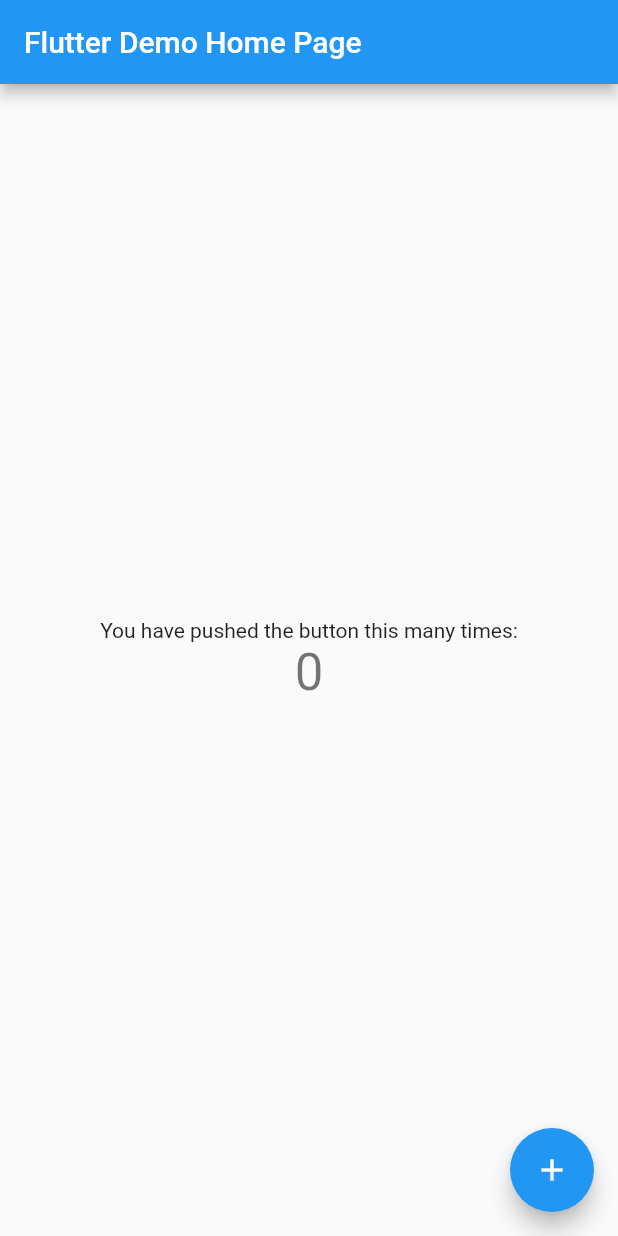
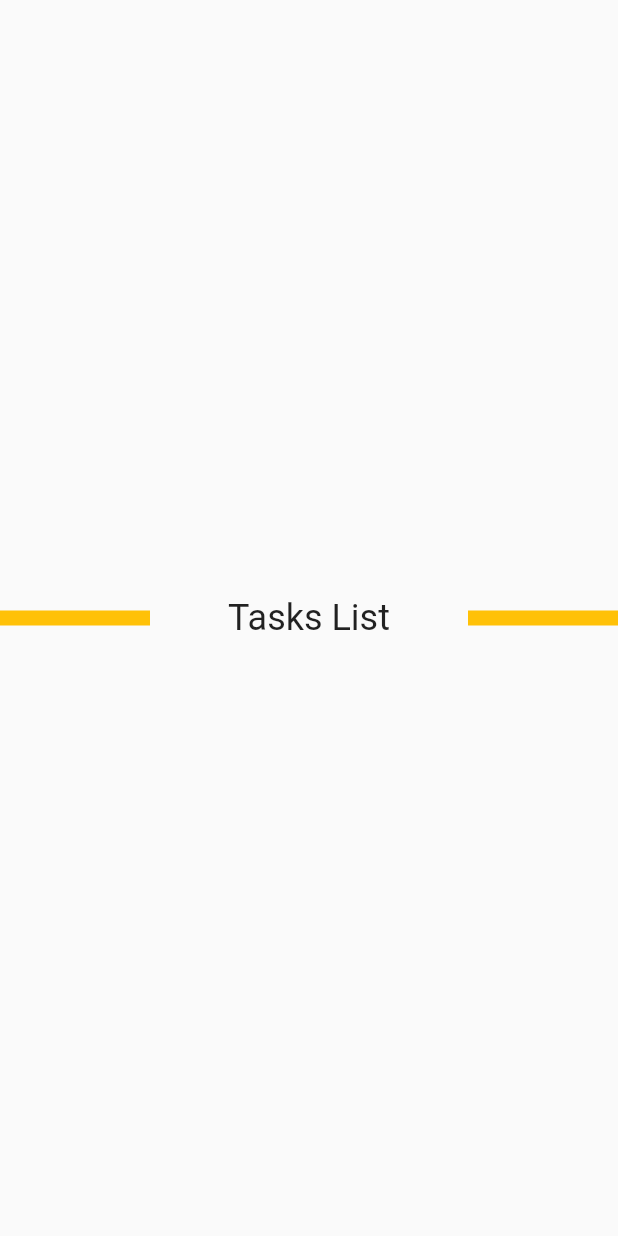
Before and after one commit to pedromassango/flutter-tasky-app, a Flutter app: the screen it shows after launch, on a phone screen of 412 x 824 dp. Run offline on Flutter 3.47's test engine with Material 2 defaults, Android fonts, the phone set to English and light mode, and no system bars.

Commit message:
main ui updated

```diff
--- a/lib/main.dart
+++ b/lib/main.dart
@@ -1,109 +1,53 @@
 import 'package:flutter/material.dart';
 
-void main() => runApp(new MyApp());
+void main() => runApp(new TaskyApp());
 
-class MyApp extends StatelessWidget {
-  // This widget is the root of your application.
+final mTitle = "Tasks List";
+
+class TaskyApp extends StatelessWidget {
   @override
   Widget build(BuildContext context) {
-    return new MaterialApp(
-      title: 'Flutter Demo',
-      theme: new ThemeData(
-        // This is the theme of your application.
-        //
-        // Try running your application with "flutter run". You'll see the
-        // application has a blue toolbar. Then, without quitting the app, try
-        // changing the primarySwatch below to Colors.green and then invoke
-        // "hot reload" (press "r" in the console where you ran "flutter run",
-        // or press Run > Flutter Hot Reload in IntelliJ). Notice that the
-        // counter didn't reset back to zero; the application is not restarted.
-        primarySwatch: Colors.blue,
-      ),
-      home: new MyHomePage(title: 'Flutter Demo Home Page'),
+    return MaterialApp(
+      title: mTitle,
+      home: HomePage(),
     );
   }
 }
 
-class MyHomePage extends StatefulWidget {
-  MyHomePage({Key key, this.title}) : super(key: key);
-
-  // This widget is the home page of your application. It is stateful, meaning
-  // that it has a State object (defined below) that contains fields that affect
-  // how it looks.
-
-  // This class is the configuration for the state. It holds the values (in this
-  // case the title) provided by the parent (in this case the App widget) and
-  // used by the build method of the State. Fields in a Widget subclass are
-  // always marked "final".
-
-  final String title;
+//Home Page
+class HomePage extends StatefulWidget {
+  HomePage({Key key}) : super(key: key);
 
   @override
-  _MyHomePageState createState() => new _MyHomePageState();
+  State<StatefulWidget> createState() => _HomePageState();
 }
 
-class _MyHomePageState extends State<MyHomePage> {
-  int _counter = 0;
-
-  void _incrementCounter() {
-    setState(() {
-      // This call to setState tells the Flutter framework that something has
-      // changed in this State, which causes it to rerun the build method below
-      // so that the display can reflect the updated values. If we changed
-      // _counter without calling setState(), then the build method would not be
-      // called again, and so nothing would appear to happen.
-      _counter++;
-    });
-  }
-
+// Home Page state
+class _HomePageState extends State<HomePage> {
   @override
   Widget build(BuildContext context) {
-    // This method is rerun every time setState is called, for instance as done
-    // by the _incrementCounter method above.
-    //
-    // The Flutter framework has been optimized to make rerunning build methods
-    // fast, so that you can just rebuild anything that needs updating rather
-    // than having to individually change instances of widgets.
-    return new Scaffold(
-      appBar: new AppBar(
-        // Here we take the value from the MyHomePage object that was created by
-        // the App.build method, and use it to set our appbar title.
-        title: new Text(widget.title),
-      ),
-      body: new Center(
-        // Center is a layout widget. It takes a single child and positions it
-        // in the middle of the parent.
-        child: new Column(
-          // Column is also layout widget. It takes a list of children and
-          // arranges them vertically. By default, it sizes itself to fit its
-          // children horizontally, and tries to be as tall as its parent.
-          //
-          // Invoke "debug paint" (press "p" in the console where you ran
-          // "flutter run", or select "Toggle Debug Paint" from the Flutter tool
-          // window in IntelliJ) to see the wireframe for each widget.
-          //
-          // Column has various properties to control how it sizes itself and
-          // how it positions its children. Here we use mainAxisAlignment to
-          // center the children vertically; the main axis here is the vertical
-          // axis because Columns are vertical (the cross axis would be
-          // horizontal).
-          mainAxisAlignment: MainAxisAlignment.center,
-          children: <Widget>[
-            new Text(
-              'You have pushed the button this many times:',
+    return Scaffold(
+        body: Column(children: <Widget>[
+          Expanded(
+            child: Row(
+              mainAxisSize: MainAxisSize.max,
+              mainAxisAlignment: MainAxisAlignment.spaceBetween,
+              children: <Widget>[
+                Container(color:  Colors.amber,
+                  constraints: BoxConstraints.expand(width: 100.0, height: 10.0),
+                ),
+                Text(
+                    mTitle,
+                  style: TextStyle(fontSize: 24.0),
+                ),
+                Container(color:  Colors.amber,
+                  constraints: BoxConstraints.expand(width: 100.0, height: 10.0),
+                ),
+              ],
             ),
-            new Text(
-              '$_counter',
-              style: Theme.of(context).textTheme.display1,
-            ),
-          ],
-        ),
-      ),
-      floatingActionButton: new FloatingActionButton(
-        onPressed: _incrementCounter,
-        tooltip: 'Increment',
-        child: new Icon(Icons.add),
-      ), // This trailing comma makes auto-formatting nicer for build methods.
+          )
+        ]
+        )
     );
   }
 }
```
